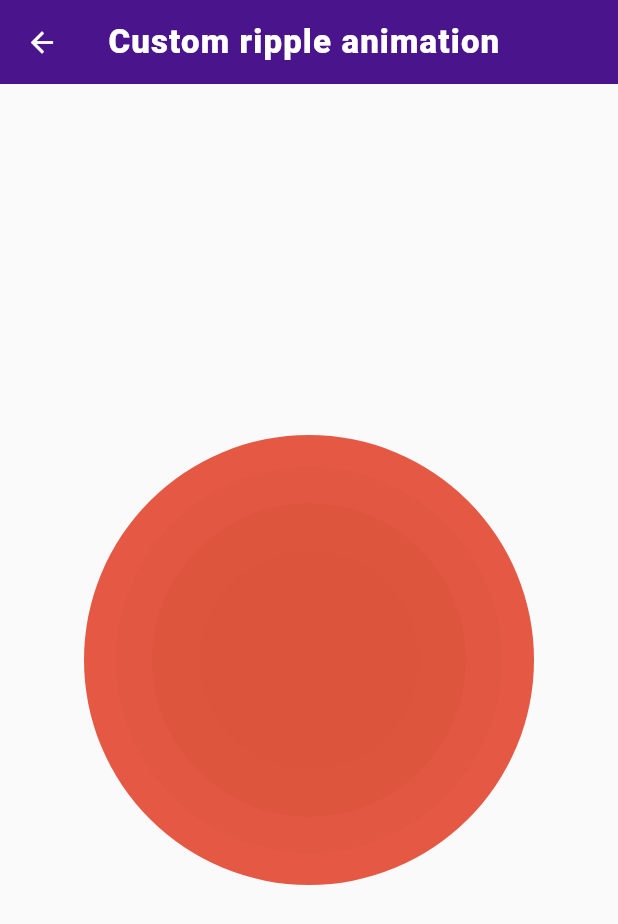
After one commit to Zeeshan-progs/Flutter-challenge, a Flutter app: the RippleAnimation screen opened by its route, on a phone screen of 412 x 824 dp. The commit adds this screen. Shown: the top 924 px of the screen. Run offline on Flutter 3.47's test engine with Material 2 defaults, Android fonts, the phone set to English and light mode, and no system bars; our stand-ins replace flutter_tts, get_it, shared_preferences, vibration; missing offline and left inert: chat_gpt_sdk, clipboard; accounts and stored records are empty.

Commit message:
:football: Custom paint ripple animation

```diff
--- /dev/null
+++ b/lib/ui/EP_15_ripple_animation/ripple_aniation.dart
@@ -0,0 +1,112 @@
+import 'dart:math';
+import 'package:flutter/material.dart';
+import 'package:flutter_challenge/widget/light_app_bar.dart';
+
+class RippleAnimation extends StatefulWidget {
+  const RippleAnimation({
+    super.key,
+  });
+
+  @override
+  State<RippleAnimation> createState() => _RippleAnimationState();
+}
+
+/// For animation we need ticker mixin
+class _RippleAnimationState extends State<RippleAnimation>
+    with SingleTickerProviderStateMixin {
+  late AnimationController _controller;
+
+  Color color = Colors.green.withOpacity(0.4);
+  @override
+  void initState() {
+    super.initState();
+    _controller = AnimationController(
+      vsync: this,
+      duration: const Duration(milliseconds: 2000),
+    )..repeat();
+  }
+
+  @override
+  Widget build(BuildContext context) {
+    return Scaffold(
+      appBar: LightAppBar(title: 'Custom ripple animation'),
+      body: Center(
+        child: CustomPaint(
+          painter: _CustomPaint(_controller, color),
+          child: SizedBox(
+            height: 300,
+            width: 300,
+            child: ClipRRect(
+              borderRadius: BorderRadius.circular(200),
+              child: DecoratedBox(
+                decoration: BoxDecoration(
+                  gradient: RadialGradient(colors: [
+                    // color,
+                    // for color shade we need second color
+                    Color.lerp(color, Colors.red, 0.9)!
+                  ]),
+                ),
+                child: ScaleTransition(
+                  scale: Tween<double>(begin: 0.4, end: 1.0).animate(
+                    CurvedAnimation(
+                        parent: _controller, curve: const _CustomCurve()),
+                  ),
+                ),
+              ),
+            ),
+          ),
+        ),
+      ),
+    );
+  }
+}
+
+// Lets create custom curves
+
+class _CustomCurve extends Curve {
+  const _CustomCurve();
+  @override
+  double transform(double t) {
+    if (t == 0 || t == 1) {
+      return 0.9;
+    } else {
+      return sin(t * pi);
+    }
+  }
+}
+
+/// lets make a custom paint for background to animate
+
+class _CustomPaint extends CustomPainter {
+  _CustomPaint(
+    this._animation,
+    this.color,
+  ) : super(repaint: _animation);
+
+  Color color;
+  final Animation<double> _animation;
+  @override
+  void paint(Canvas canvas, Size size) {
+    final Rect rect = Rect.fromLTRB(0.0, 0.0, size.width, size.height);
+
+    for (int wave = 3; wave >= 0; wave--) {
+      circle(canvas, rect, wave + _animation.value);
+    }
+  }
+
+  @override
+  bool shouldRepaint(covariant CustomPainter oldDelegate) {
+    return true;
+  }
+
+  void circle(Canvas canvas, Rect rect, double value) {
+    final double opacity = (1.0 - (value / 4.0)).clamp(0.0, 1.0);
+
+    final _color = color.withOpacity(opacity);
+    final size = rect.width / 2;
+    final area = size * size;
+    final radius = sqrt(area * value / 4);
+    final Paint paint = Paint()..color = _color;
+    canvas.drawCircle(rect.center, radius, paint);
+  }
+}
--- a/lib/utils/routes.dart
+++ b/lib/utils/routes.dart
@@ -2,6 +2,7 @@ import 'package:flutter/material.dart';
 import 'package:flutter_challenge/ui/EP_12_Sound_wave_animation/sound_wave_animation.dart';
 import 'package:flutter_challenge/ui/EP_13_color_opacity_animation/animated_scroll_appbar.dart';
 import 'package:flutter_challenge/ui/EP_13_color_opacity_animation/color_opacity_animation.dart';
+import 'package:flutter_challenge/ui/EP_15_ripple_animation/ripple_aniation.dart';
 import 'package:flutter_challenge/ui/Ep_10_chat_GPT/chat_gpt_sdk.dart';
 import 'package:flutter_challenge/ui/Ep_11_wheel_list_scroll_animation/wheel%20_scroll.dart';
 import 'package:flutter_challenge/ui/Ep_14_material_3_design/material_3_design.dart';
@@ -27,6 +28,7 @@ class Routes {
     colorOpacityAnimation: (context) => const ColorOpacityAnimation(),
     appbarAnimation: (context) => const AppBarAnimation(),
     material3: (context) => const Material3Design(),
+    rippleAnimation:(context)=>  RippleAnimation(),
   };
 
   static String animatedAlign = '/animated_align_screen';
@@ -48,4 +50,6 @@ class Routes {
   static String appbarAnimation = "/app_bar_animation";
 
   static String material3 = "/material_3";
+
+  static String rippleAnimation = "/ripple_animation";
 }
--- a/lib/utils/task_list.dart
+++ b/lib/utils/task_list.dart
@@ -81,10 +81,16 @@ List<DailyTask> tasks = [
     cretedAt: DateTime(2023, 05, 25),
     route: Routes.appbarAnimation,
   ),
-    DailyTask(
+  DailyTask(
     description: 'Material 3',
     title: 'Ep: 15',
     cretedAt: DateTime(2024, 01, 16),
     route: Routes.material3,
   ),
+  DailyTask(
+    description: 'Custom ripple animation',
+    title: 'Ep: 16',
+    cretedAt: DateTime(2024, 01, 30),
+    route: Routes.rippleAnimation,
+  ),
 ];
```
